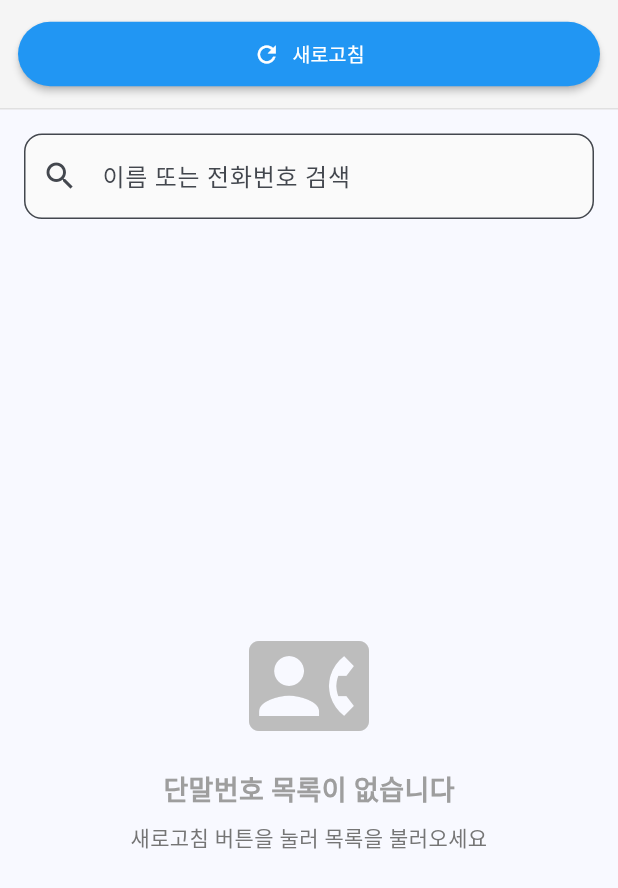
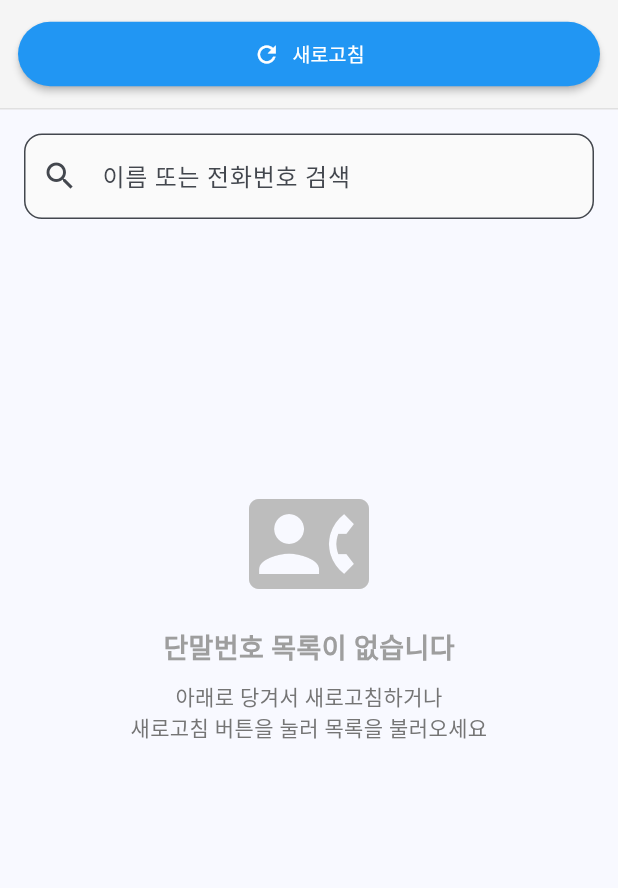
Before and after one commit to ringneck/makecall, a Flutter app: the PhonebookTab widget shown alone on an empty page, opened directly, on a phone screen of 412 x 824 dp. Shown: the top 888 px of the screen. Run offline on Flutter 3.47's test engine with Material 3 defaults, Android fonts, the phone set to English and light mode, and no system bars; our stand-ins replace cloud_firestore, firebase_auth, firebase_core, firebase_storage, flutter_contacts, image_picker and 3 more; accounts and stored records are empty; network calls fail.

Commit message:
Add pull-to-refresh and last update time display to phonebook tab

```diff
--- a/lib/screens/call/phonebook_tab.dart
+++ b/lib/screens/call/phonebook_tab.dart
@@ -19,6 +19,7 @@ class _PhonebookTabState extends State<PhonebookTab> {
   bool _isLoading = false;
   String? _error;
   final TextEditingController _searchController = TextEditingController();
+  DateTime? _lastUpdateTime; // 마지막 업데이트 시간
 
   // 영어 이름을 한글로 번역하는 매핑 테이블
   final Map<String, String> _nameTranslations = {
@@ -103,6 +104,27 @@ class _PhonebookTabState extends State<PhonebookTab> {
 
     // 번역이 없으면 원본 반환
     return name;
+  }
+
+  // 마지막 업데이트 시간을 포맷팅
+  String _formatLastUpdateTime() {
+    if (_lastUpdateTime == null) return '업데이트 기록 없음';
+
+    final now = DateTime.now();
+    final difference = now.difference(_lastUpdateTime!);
+
+    if (difference.inSeconds < 60) {
+      return '방금 전';
+    } else if (difference.inMinutes < 60) {
+      return '${difference.inMinutes}분 전';
+    } else if (difference.inHours < 24) {
+      return '${difference.inHours}시간 전';
+    } else if (difference.inDays < 7) {
+      return '${difference.inDays}일 전';
+    } else {
+      // 날짜 포맷: MM월 DD일 HH:mm
+      return '${_lastUpdateTime!.month}월 ${_lastUpdateTime!.day}일 ${_lastUpdateTime!.hour.toString().padLeft(2, '0')}:${_lastUpdateTime!.minute.toString().padLeft(2, '0')}';
+    }
   }
 
   @override
@@ -224,6 +246,7 @@ class _PhonebookTabState extends State<PhonebookTab> {
       if (mounted) {
         setState(() {
           _isLoading = false;
+          _lastUpdateTime = DateTime.now(); // 업데이트 시간 기록
         });
 
         ScaffoldMessenger.of(context).showSnackBar(
@@ -364,7 +387,9 @@ class _PhonebookTabState extends State<PhonebookTab> {
               bottom: BorderSide(color: Colors.grey[300]!),
             ),
           ),
-          child: Row(
+          child: Column(
+            children: [
+              Row(
                 children: [
                   Expanded(
                     child: ElevatedButton.icon(
@@ -383,6 +408,27 @@ class _PhonebookTabState extends State<PhonebookTab> {
                         elevation: 2,
                         padding: const EdgeInsets.symmetric(horizontal: 16, vertical: 12),
                       ),
+                    ),
+                  ),
+                ],
+              ),
+              // 마지막 업데이트 시간
+              if (_lastUpdateTime != null)
+                Padding(
+                  padding: const EdgeInsets.only(top: 8),
+                  child: Row(
+                    mainAxisAlignment: MainAxisAlignment.center,
+                    children: [
+                      Icon(Icons.schedule, size: 14, color: Colors.grey[600]),
+                      const SizedBox(width: 4),
+                      Text(
+                        '마지막 업데이트: ${_formatLastUpdateTime()}',
+                        style: TextStyle(
+                          fontSize: 12,
+                          color: Colors.grey[600],
+                        ),
+                      ),
+                    ],
                   ),
                 ),
             ],
@@ -471,7 +517,13 @@ class _PhonebookTabState extends State<PhonebookTab> {
               }
 
               if (contacts.isEmpty) {
-                return Center(
+                return RefreshIndicator(
+                  onRefresh: _loadPhonebooks,
+                  child: SingleChildScrollView(
+                    physics: const AlwaysScrollableScrollPhysics(),
+                    child: SizedBox(
+                      height: MediaQuery.of(context).size.height * 0.6,
+                      child: Center(
                         child: Column(
                           mainAxisAlignment: MainAxisAlignment.center,
                           children: [
@@ -489,7 +541,7 @@ class _PhonebookTabState extends State<PhonebookTab> {
                             ),
                             const SizedBox(height: 8),
                             Text(
-                        '새로고침 버튼을 눌러 목록을 불러오세요',
+                              '아래로 당겨서 새로고침하거나\n새로고침 버튼을 눌러 목록을 불러오세요',
                               textAlign: TextAlign.center,
                               style: TextStyle(
                                 fontSize: 14,
@@ -498,6 +550,9 @@ class _PhonebookTabState extends State<PhonebookTab> {
                             ),
                           ],
                         ),
+                      ),
+                    ),
+                  ),
                 );
               }
 
@@ -505,7 +560,11 @@ class _PhonebookTabState extends State<PhonebookTab> {
                 debugPrint('🎨 ListView.builder 렌더링 시작 - itemCount: ${contacts.length}');
               }
 
-              return ListView.builder(
+              // RefreshIndicator로 당겨서 새로고침 기능 추가
+              return RefreshIndicator(
+                onRefresh: _loadPhonebooks,
+                child: ListView.builder(
+                  physics: const AlwaysScrollableScrollPhysics(), // 항목이 적어도 스크롤 가능
                   itemCount: contacts.length,
                   itemBuilder: (context, index) {
                     final contact = contacts[index];
@@ -516,6 +575,7 @@ class _PhonebookTabState extends State<PhonebookTab> {
 
                     return _buildContactListTile(contact);
                   },
+                ),
               );
             },
           ),
```
Lines whose indentation alone changed are shown as unchanged.
